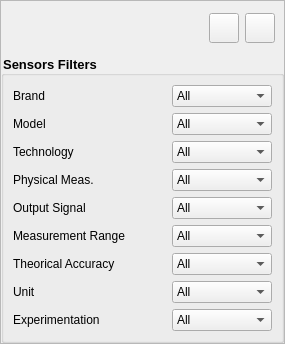
stslu/rex, file src/RSFiltersManager.ui: the form before one commit.
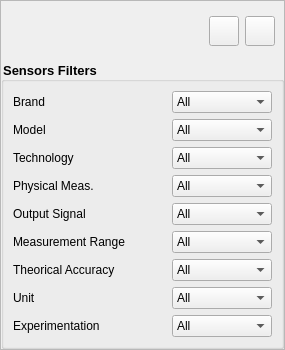
The form after the commit. Icons and pictures are not drawn.

Diff of the .ui file:
```diff
--- a/src/RSFiltersManager.ui
+++ b/src/RSFiltersManager.ui
@@ -7,7 +7,7 @@
     <x>0</x>
     <y>0</y>
     <width>285</width>
-    <height>344</height>
+    <height>350</height>
    </rect>
   </property>
   <property name="maximumSize">
```
